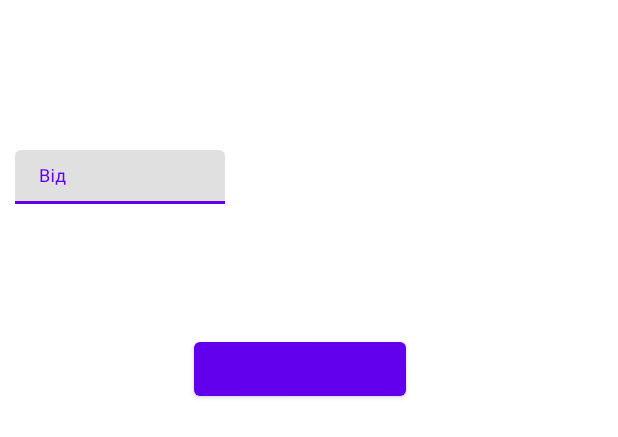
After one commit to AndriyBarskyi/Free_Will, an Android app: the layout search_popup.xml on its own in the app's theme, with its tools: preview values and no code run, on a phone screen of 412 x 824 dp. The commit adds this screen. Shown: the top 437 px of the screen. Run offline under Robolectric (Android 15) with nearby library versions, the phone set to English and light mode, and no system bars.

Commit message:
add initial popup window

```diff
--- a/app/src/main/res/layout/activity_map.xml
+++ b/app/src/main/res/layout/activity_map.xml
@@ -21,6 +21,5 @@
         app:fabSize="auto"
         app:layout_constraintBottom_toBottomOf="parent"
         app:layout_constraintEnd_toEndOf="parent"
-        app:src="@drawable/ic_directions_fab"
         app:tint="@color/white" />
 </androidx.constraintlayout.widget.ConstraintLayout>
--- /dev/null
+++ b/app/src/main/res/layout/search_popup.xml
@@ -0,0 +1,32 @@
+<?xml version="1.0" encoding="utf-8"?>
+<RelativeLayout xmlns:android="http://schemas.android.com/apk/res/android"
+    android:layout_width="400dp"
+    android:layout_height="200dp"
+    android:layout_marginTop="80dp">
+
+    <Button
+        android:layout_width="wrap_content"
+        android:layout_height="wrap_content"
+        android:layout_alignParentStart="true"
+        android:layout_alignParentEnd="true"
+        android:layout_alignParentBottom="true"
+        android:layout_marginStart="129dp"
+        android:layout_marginEnd="129dp"
+        android:layout_marginBottom="10dp">
+
+    </Button>
+
+    <com.google.android.material.textfield.TextInputLayout
+        android:layout_width="198dp"
+        android:layout_height="36dp"
+        android:layout_marginStart="10dp"
+        android:layout_marginEnd="250dp"
+        android:layout_marginTop="20dp">
+
+        <com.google.android.material.textfield.TextInputEditText
+            android:layout_width="match_parent"
+            android:layout_height="match_parent"
+            android:hint="@string/from" />
+    </com.google.android.material.textfield.TextInputLayout>
+
+</RelativeLayout>
--- a/app/src/main/res/values/strings.xml
+++ b/app/src/main/res/values/strings.xml
@@ -1,4 +1,6 @@
 <resources>
     <string name="app_name">Free Will</string>
     <string name="no_account">Я ще не маю акаунта.\n<b><u>Зареєструватись</u></b></string>
+    <string name="from">Від</string>
+    <string name="to">До</string>
 </resources>
```
